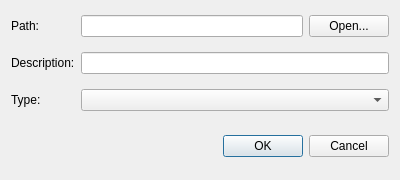
Old version of the form TikTag/TikTagGui/pathDialog.ui in the repository xsalon/TikTag-Music-Tagger.
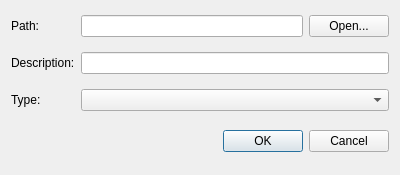
New version of the form.

The edit to the form file:
```diff
--- a/TikTag/TikTagGui/pathDialog.ui
+++ b/TikTag/TikTagGui/pathDialog.ui
@@ -7,9 +7,27 @@
     <x>0</x>
     <y>0</y>
     <width>400</width>
-    <height>180</height>
+    <height>175</height>
    </rect>
   </property>
+  <property name="sizePolicy">
+   <sizepolicy hsizetype="Preferred" vsizetype="Preferred">
+    <horstretch>0</horstretch>
+    <verstretch>0</verstretch>
+   </sizepolicy>
+  </property>
+  <property name="minimumSize">
+   <size>
+    <width>400</width>
+    <height>175</height>
+   </size>
+  </property>
+  <property name="maximumSize">
+   <size>
+    <width>400</width>
+    <height>175</height>
+   </size>
+  </property>
   <property name="windowTitle">
    <string>Dialog</string>
   </property>
@@ -50,22 +68,6 @@
    <item row="2" column="1">
     <widget class="QComboBox" name="imgTypeComboBox"/>
    </item>
-   <item row="3" column="0" colspan="2">
-    <widget class="QDialogButtonBox" name="buttonBox">
-     <property name="minimumSize">
-      <size>
-       <width>0</width>
-       <height>40</height>
-      </size>
-     </property>
-     <property name="orientation">
-      <enum>Qt::Horizontal</enum>
-     </property>
-     <property name="standardButtons">
-      <set>QDialogButtonBox::Cancel|QDialogButtonBox::Ok</set>
-     </property>
-    </widget>
-   </item>
    <item row="0" column="1">
     <widget class="QWidget" name="widget" native="true">
      <layout class="QHBoxLayout" name="horizontalLayout">
@@ -94,6 +96,22 @@
      </layout>
     </widget>
    </item>
+   <item row="3" column="1">
+    <widget class="QDialogButtonBox" name="buttonBox">
+     <property name="minimumSize">
+      <size>
+       <width>0</width>
+       <height>30</height>
+      </size>
+     </property>
+     <property name="orientation">
+      <enum>Qt::Horizontal</enum>
+     </property>
+     <property name="standardButtons">
+      <set>QDialogButtonBox::Cancel|QDialogButtonBox::Ok</set>
+     </property>
+    </widget>
+   </item>
   </layout>
  </widget>
  <tabstops>
```
Left out of the diff: 2 changed lines with no effect on the pictures.
